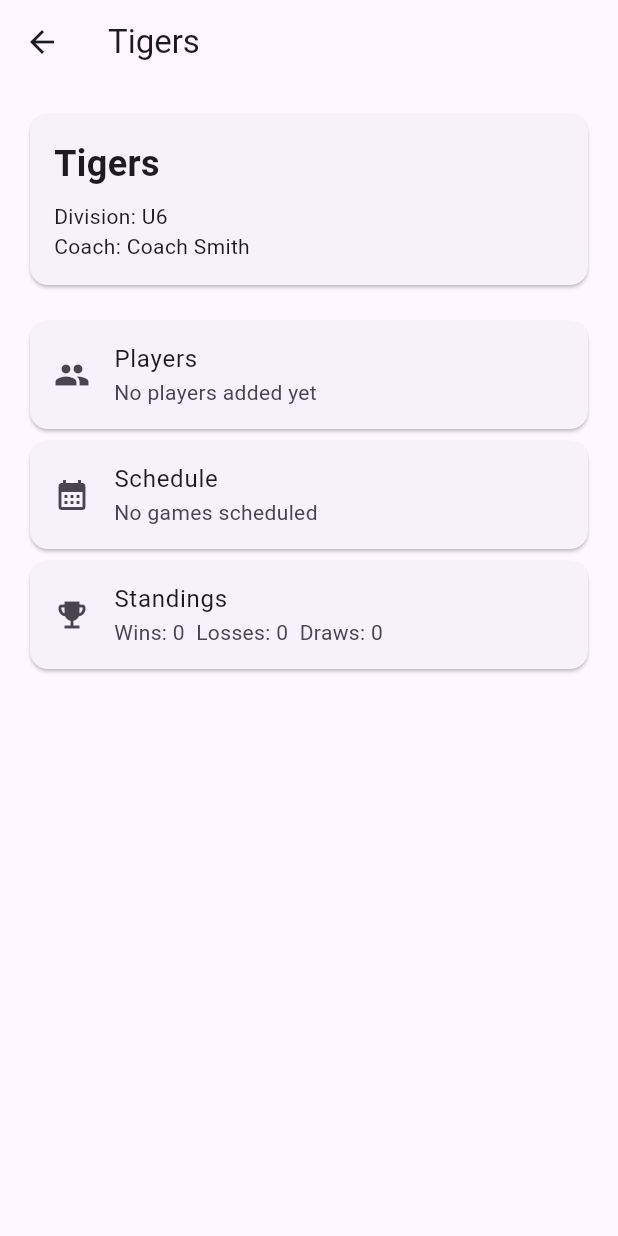
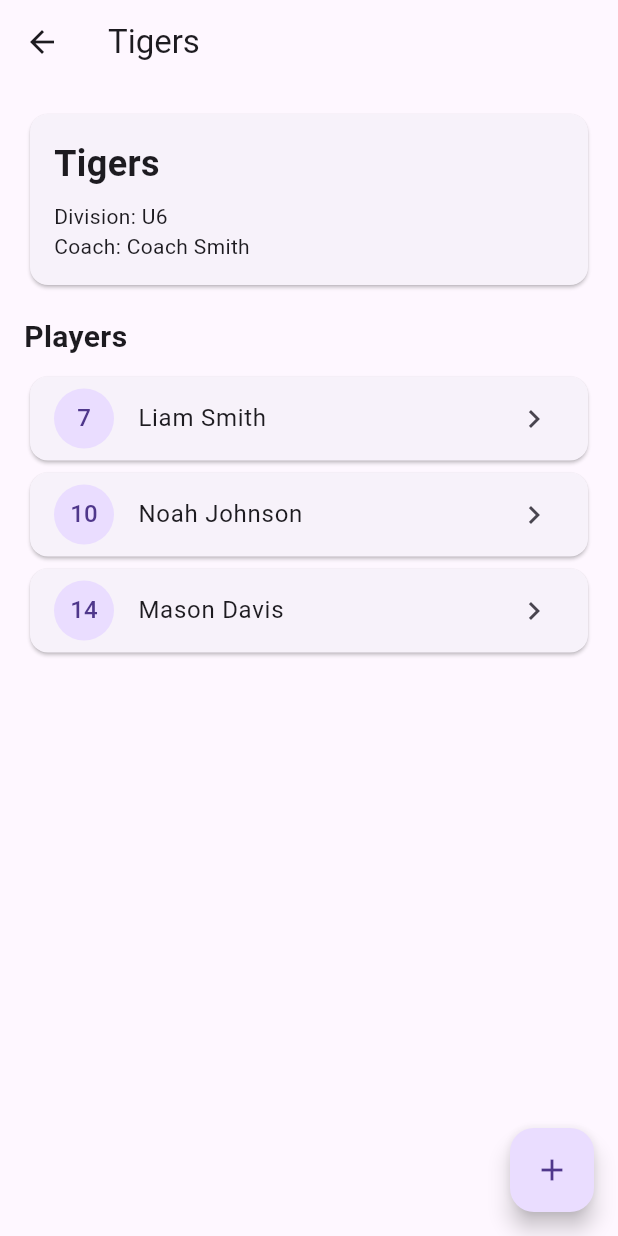
Before and after one commit to lJasonl/Soccer-League-App, a Flutter app: the TeamsScreen screen opened by its route, after a tap on "Tigers", on a phone screen of 412 x 824 dp. Run offline on Flutter 3.47's test engine with Material 3 defaults, Android fonts, the phone set to English and light mode, and no system bars.

Commit message:
Added player creation workflow

```diff
--- a/mobile/lib/data/sample_players.dart
+++ b/mobile/lib/data/sample_players.dart
@@ -4,43 +4,56 @@ const List<Player> samplePlayers = [
   Player(
     id: '1',
     teamId: '1',
-    name: 'Liam',
+    firstName: 'Liam',
+    lastName: 'Smith',
     jerseyNumber: 7,
+    birthYear: 2019,
+    parentName: 'John Smith',
+    parentPhone: '555-1111',
+    registrationStatus: 'Active',
   ),
   Player(
     id: '2',
     teamId: '1',
-    name: 'Noah',
+    firstName: 'Noah',
+    lastName: 'Johnson',
     jerseyNumber: 10,
+    birthYear: 2019,
+    parentName: 'Sarah Johnson',
+    parentPhone: '555-2222',
+    registrationStatus: 'Active',
   ),
   Player(
     id: '3',
     teamId: '1',
-    name: 'Mason',
+    firstName: 'Mason',
+    lastName: 'Davis',
     jerseyNumber: 14,
+    birthYear: 2019,
+    parentName: 'Mike Davis',
+    parentPhone: '555-3333',
+    registrationStatus: 'Pending',
   ),
   Player(
     id: '4',
     teamId: '2',
-    name: 'Jackson',
+    firstName: 'Jackson',
+    lastName: 'Wilson',
     jerseyNumber: 4,
+    birthYear: 2017,
+    parentName: 'Chris Wilson',
+    parentPhone: '555-4444',
+    registrationStatus: 'Active',
   ),
   Player(
     id: '5',
     teamId: '2',
-    name: 'Ethan',
+    firstName: 'Ethan',
+    lastName: 'Brown',
     jerseyNumber: 9,
-  ),
-  Player(
-    id: '6',
-    teamId: '3',
-    name: 'Logan',
-    jerseyNumber: 11,
-  ),
-  Player(
-    id: '7',
-    teamId: '4',
-    name: 'Lucas',
-    jerseyNumber: 8,
+    birthYear: 2017,
+    parentName: 'Lisa Brown',
+    parentPhone: '555-5555',
+    registrationStatus: 'Active',
   ),
 ];
--- a/mobile/lib/models/player.dart
+++ b/mobile/lib/models/player.dart
@@ -1,13 +1,29 @@
 class Player {
   final String id;
   final String teamId;
-  final String name;
+
+  final String firstName;
+  final String lastName;
+
   final int jerseyNumber;
+  final int birthYear;
+
+  final String parentName;
+  final String parentPhone;
+
+  final String registrationStatus;
 
   const Player({
     required this.id,
     required this.teamId,
-    required this.name,
+    required this.firstName,
+    required this.lastName,
     required this.jerseyNumber,
+    required this.birthYear,
+    required this.parentName,
+    required this.parentPhone,
+    required this.registrationStatus,
   });
+
+  String get fullName => '$firstName $lastName';
 }
--- a/mobile/lib/screens/teams/team_details_screen.dart
+++ b/mobile/lib/screens/teams/team_details_screen.dart
@@ -1,22 +1,46 @@
 import 'package:flutter/material.dart';
 
-class TeamDetailsScreen extends StatelessWidget {
-  final String teamName;
-  final String division;
-  final String coach;
+import '../../models/team.dart';
+import '../../services/league_data_service.dart';
+import '../players/player_details_screen.dart';
+import '../players/add_player_screen.dart';
+
+class TeamDetailsScreen extends StatefulWidget {
+  final Team team;
 
   const TeamDetailsScreen({
     super.key,
-    required this.teamName,
-    required this.division,
-    required this.coach,
+    required this.team,
   });
 
   @override
+  State<TeamDetailsScreen> createState() => _TeamDetailsScreenState();
+}
+
+class _TeamDetailsScreenState extends State<TeamDetailsScreen> {
+  @override
   Widget build(BuildContext context) {
+    final teamPlayers =
+        LeagueDataService.getPlayersForTeam(widget.team.id);
+
     return Scaffold(
       appBar: AppBar(
-        title: Text(teamName),
+        title: Text(widget.team.name),
+      ),
+      floatingActionButton: FloatingActionButton(
+        onPressed: () async {
+          await Navigator.push(
+            context,
+            MaterialPageRoute(
+              builder: (_) => AddPlayerScreen(
+                teamId: widget.team.id,
+              ),
+            ),
+          );
+
+          setState(() {});
+        },
+        child: const Icon(Icons.add),
       ),
       body: Padding(
         padding: const EdgeInsets.all(16),
@@ -29,15 +53,15 @@ class TeamDetailsScreen extends StatelessWidget {
                   crossAxisAlignment: CrossAxisAlignment.start,
                   children: [
                     Text(
-                      teamName,
+                      widget.team.name,
                       style: const TextStyle(
                         fontSize: 24,
                         fontWeight: FontWeight.bold,
                       ),
                     ),
                     const SizedBox(height: 8),
-                    Text('Division: $division'),
-                    Text('Coach: $coach'),
+                    Text('Division: ${widget.team.division}'),
+                    Text('Coach: ${widget.team.coach}'),
                   ],
                 ),
               ),
@@ -45,27 +69,37 @@ class TeamDetailsScreen extends StatelessWidget {
 
             const SizedBox(height: 16),
 
-            const Card(
-              child: ListTile(
-                leading: Icon(Icons.people),
-                title: Text('Players'),
-                subtitle: Text('No players added yet'),
+            const Text(
+              'Players',
+              style: TextStyle(
+                fontSize: 20,
+                fontWeight: FontWeight.bold,
               ),
             ),
 
-            const Card(
-              child: ListTile(
-                leading: Icon(Icons.calendar_month),
-                title: Text('Schedule'),
-                subtitle: Text('No games scheduled'),
-              ),
-            ),
+            const SizedBox(height: 8),
 
-            const Card(
-              child: ListTile(
-                leading: Icon(Icons.emoji_events),
-                title: Text('Standings'),
-                subtitle: Text('Wins: 0  Losses: 0  Draws: 0'),
+            ...teamPlayers.map(
+              (player) => Card(
+                child: ListTile(
+                  leading: CircleAvatar(
+                    child: Text(
+                      player.jerseyNumber.toString(),
+                    ),
+                  ),
+                  title: Text(player.fullName),
+                  trailing: const Icon(Icons.chevron_right),
+                  onTap: () {
+                    Navigator.push(
+                      context,
+                      MaterialPageRoute(
+                        builder: (_) => PlayerDetailsScreen(
+                          player: player,
+                        ),
+                      ),
+                    );
+                  },
+                ),
               ),
             ),
           ],
--- a/mobile/lib/screens/teams/teams_screen.dart
+++ b/mobile/lib/screens/teams/teams_screen.dart
@@ -33,10 +33,8 @@ class TeamsScreen extends StatelessWidget {
                 Navigator.push(
                   context,
                   MaterialPageRoute(
-                    builder: (context) => TeamDetailsScreen(
-                      teamName: team.name,
-                      division: team.division,
-                      coach: team.coach,
+                    builder: (_) => TeamDetailsScreen(
+                      team: team,
                     ),
                   ),
                 );
--- /dev/null
+++ b/mobile/lib/services/league_data_service.dart
@@ -0,0 +1,16 @@
+import '../models/player.dart';
+import '../data/sample_players.dart';
+
+class LeagueDataService {
+  static final List<Player> players = List.from(samplePlayers);
+
+  static List<Player> getPlayersForTeam(String teamId) {
+    return players.where((player) {
+      return player.teamId == teamId;
+    }).toList();
+  }
+
+  static void addPlayer(Player player) {
+    players.add(player);
+  }
+}
```
Also changed, not shown: mobile/lib/screens/players/add_player_screen.dart (added, +197 -0 lines), mobile/lib/screens/players/player_details_screen.dart (added, +82 -0 lines).
